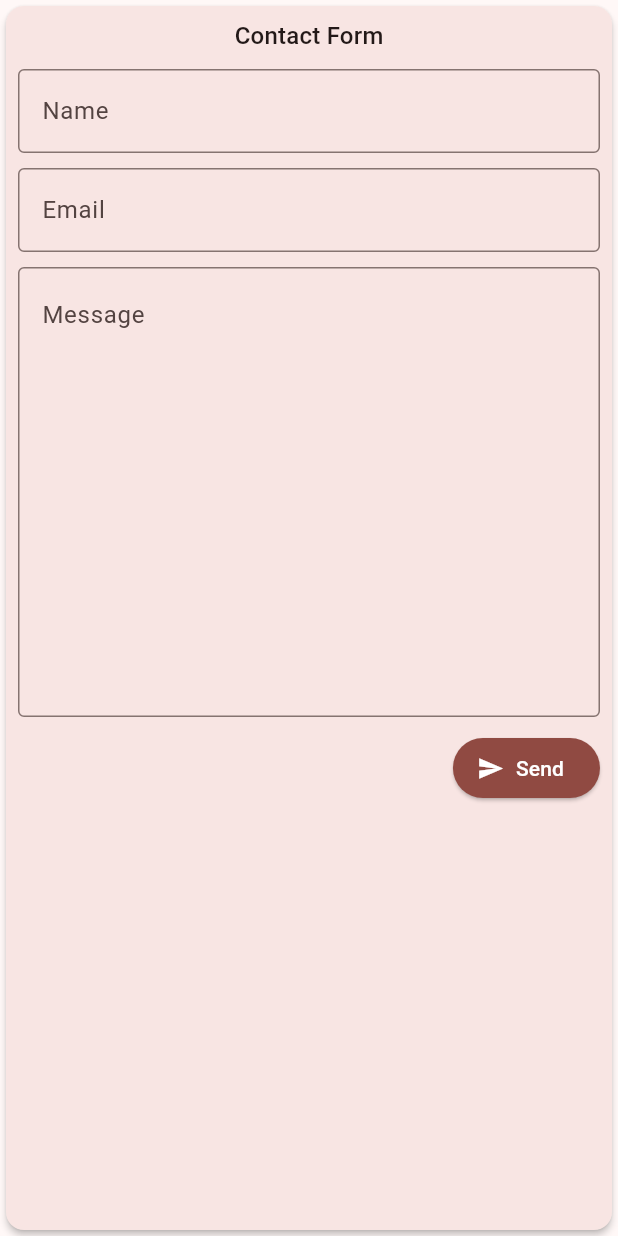
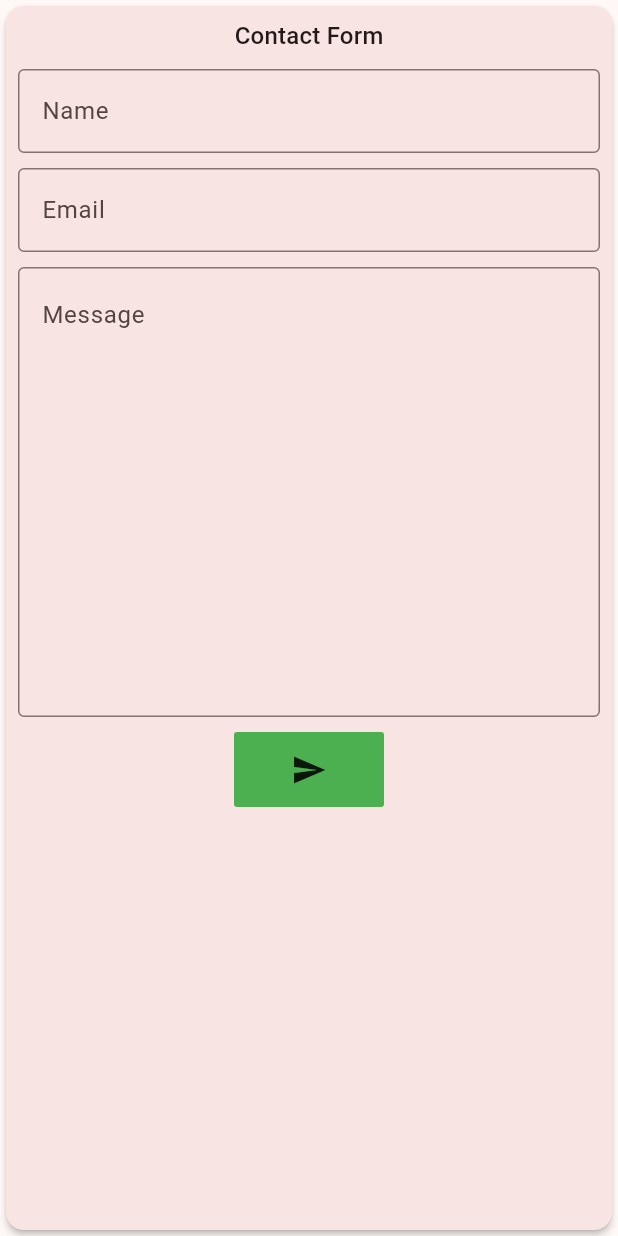
Before and after one commit to mozaddedalfeshani/bsl, a Flutter app: the ContactFormView widget shown alone on an empty page, opened directly, on a phone screen of 412 x 824 dp. Run offline on Flutter 3.47's test engine with Material 2 defaults, Android fonts, the light colour scheme and no system bars; our stand-ins replace carousel_slider.

Commit message:
icon develope

```diff
--- a/lib/src/contuct_us/contact_us_view.dart
+++ b/lib/src/contuct_us/contact_us_view.dart
@@ -238,11 +238,17 @@ class LocationMapView extends StatelessWidget {
   }
 }
 
-class ContactFormView extends StatelessWidget {
+class ContactFormView extends StatefulWidget {
   const ContactFormView({
     Key? key,
   }) : super(key: key);
 
+  @override
+  State<ContactFormView> createState() => _ContactFormViewState();
+}
+
+class _ContactFormViewState extends State<ContactFormView> {
+  bool change = false;
   @override
   Widget build(BuildContext context) {
     return Card(
@@ -299,18 +305,37 @@ class ContactFormView extends StatelessWidget {
             const SizedBox(
               height: 10,
             ),
-            Align(
-              alignment: Alignment.centerRight,
-              child: ElevatedButton.icon(
-                onPressed: () {},
-                style: ElevatedButton.styleFrom(
-                  primary: Theme.of(context).colorScheme.primary,
-                  onPrimary: Theme.of(context).colorScheme.onPrimary,
+
+            InkWell(
+              onTap: () {
+                setState(() {
+                  change = true;
+                });
+              },
+              child: AnimatedContainer(
+                decoration: BoxDecoration(
+                  color: Colors.green,
+                  borderRadius: BorderRadius.circular(change ? 15 : 2),
                 ),
-                icon: const Icon(Icons.send),
-                label: const Text("Send"),
+                duration: Duration(seconds: 2),
+                width: change ? 50 : 100,
+                height: change ? 48 : 50,
+                alignment: Alignment.center,
+                child: change ? Icon(Icons.done_outline) : Icon(Icons.send),
               ),
             ),
+            // Align(
+            //   alignment: Alignment.centerRight,
+            //   child: ElevatedButton.icon(
+            //     onPressed: () {},
+            //     style: ElevatedButton.styleFrom(
+            //       primary: Theme.of(context).colorScheme.primary,
+            //       onPrimary: Theme.of(context).colorScheme.onPrimary,
+            //     ),
+            //     icon: const Icon(Icons.send),
+            //     label: const Text("Send"),
+            //   ),
+            // ),
           ],
         ),
       ),
--- a/pubspec.yaml
+++ b/pubspec.yaml
@@ -64,6 +64,7 @@ flutter:
     - assets/clients_logo/
     - assets/garments_picture/
     - assets/background/
+    - assets/shirts/
     # - images/a_dot_ham.jpeg
 
   # An image asset can refer to one or more resolution-specific "variants", see
```
Also changed, not shown: lib/src/products/products_list.dart (+6 -3 lines), lib/src/products/products_view.dart (+50 -41 lines), assets/shirts/Unknown-1.jpeg (added), assets/shirts/Unknown.jpeg (added), assets/shirts/images.jpeg (added).
